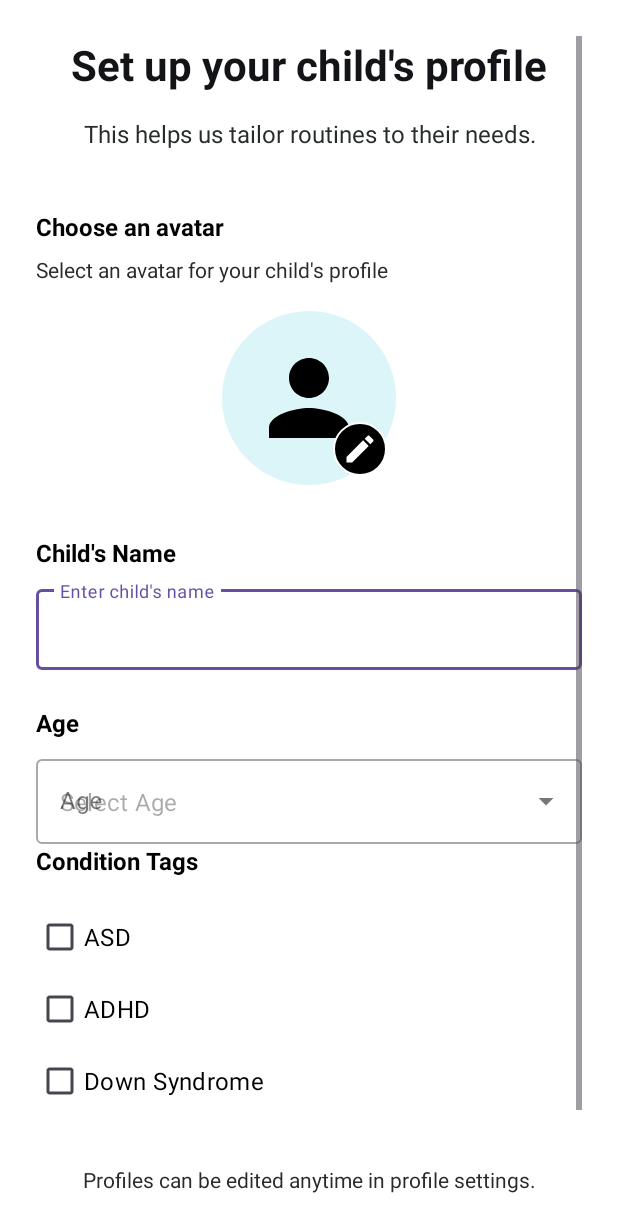
After one commit to inigodraf/Hygiene-Buddy, an Android app: the fragment ChildProfileSetupFragment shown on its own in the app's theme, on a phone screen of 412 x 824 dp. The commit adds this screen. Shown: the top 1232 px of the screen. Run offline under Robolectric (Android 15) with nearby library versions, the phone set to English and light mode, and no system bars.

Commit message:
Implement setup profiles features

```diff
--- a/app/build.gradle.kts
+++ b/app/build.gradle.kts
@@ -40,4 +40,5 @@ dependencies {
     testImplementation(libs.junit)
     androidTestImplementation(libs.ext.junit)
     androidTestImplementation(libs.espresso.core)
+    implementation("com.google.android.material:material:1.9.0")
 }
--- /dev/null
+++ b/app/src/main/java/com/example/hygienebuddy/ChildProfileSetupFragment.java
@@ -0,0 +1,136 @@
+package com.example.hygienebuddy;
+
+import android.app.Activity;
+import android.content.Intent;
+import android.graphics.Bitmap;
+import android.net.Uri;
+import android.os.Bundle;
+import android.provider.MediaStore;
+import android.view.LayoutInflater;
+import android.view.View;
+import android.view.ViewGroup;
+import android.widget.ArrayAdapter;
+import android.widget.AutoCompleteTextView;
+import android.widget.Button;
+import android.widget.EditText;
+import android.widget.ImageButton;
+import android.widget.ImageView;
+import android.widget.Toast;
+
+import androidx.annotation.NonNull;
+import androidx.annotation.Nullable;
+import androidx.fragment.app.Fragment;
+
+import com.google.android.material.checkbox.MaterialCheckBox;
+
+import java.io.IOException;
+
+public class ChildProfileSetupFragment extends Fragment {
+
+    private static final int PICK_IMAGE_REQUEST = 1001;
+
+    private ImageView ivChildAvatar;
+    private ImageButton btnEditAvatar;
+    private EditText etChildName;
+    private AutoCompleteTextView actvAge;
+    private MaterialCheckBox cbASD, cbADHD, cbDownSyndrome;
+    private Button btnSaveContinue;
+
+    private Uri selectedImageUri = null;
+
+    @Nullable
+    @Override
+    public View onCreateView(@NonNull LayoutInflater inflater,
+                             @Nullable ViewGroup container,
+                             @Nullable Bundle savedInstanceState) {
+        return inflater.inflate(R.layout.fragment_child_setup, container, false);
+    }
+
+    @Override
+    public void onViewCreated(@NonNull View view,
+                              @Nullable Bundle savedInstanceState) {
+        super.onViewCreated(view, savedInstanceState);
+
+        // Bind views
+        ivChildAvatar = view.findViewById(R.id.ivChildAvatar);
+        btnEditAvatar = view.findViewById(R.id.btnEditAvatar);
+        etChildName = view.findViewById(R.id.etChildName);
+        actvAge = view.findViewById(R.id.actvAge);
+        cbASD = view.findViewById(R.id.cbASD);
+        cbADHD = view.findViewById(R.id.cbADHD);
+        cbDownSyndrome = view.findViewById(R.id.cbDownSyndrome);
+        btnSaveContinue = view.findViewById(R.id.btnSaveContinue);
+
+        // Set default avatar
+        ivChildAvatar.setImageResource(R.drawable.default_avatar);
+
+        // Avatar edit click → open gallery
+        btnEditAvatar.setOnClickListener(v -> openImageChooser());
+
+        // Populate age dropdown (4–7 years old)
+        String[] ages = {"4", "5", "6", "7"};
+        ArrayAdapter<String> ageAdapter = new ArrayAdapter<>(
+                requireContext(),
+                android.R.layout.simple_dropdown_item_1line,
+                ages
+        );
+        actvAge.setAdapter(ageAdapter);
+
+        // Save & Continue button click
+        btnSaveContinue.setOnClickListener(v -> saveChildProfile());
+    }
+
+    private void openImageChooser() {
+        Intent intent = new Intent(Intent.ACTION_PICK, MediaStore.Images.Media.EXTERNAL_CONTENT_URI);
+        startActivityForResult(intent, PICK_IMAGE_REQUEST);
+    }
+
+    @Override
+    public void onActivityResult(int requestCode, int resultCode, @Nullable Intent data) {
+        super.onActivityResult(requestCode, resultCode, data);
+
+        if (requestCode == PICK_IMAGE_REQUEST && resultCode == Activity.RESULT_OK && data != null) {
+            selectedImageUri = data.getData();
+            try {
+                Bitmap bitmap = MediaStore.Images.Media.getBitmap(requireActivity().getContentResolver(), selectedImageUri);
+                ivChildAvatar.setImageBitmap(bitmap);
+            } catch (IOException e) {
+                e.printStackTrace();
+                Toast.makeText(requireContext(), "Failed to load image", Toast.LENGTH_SHORT).show();
+            }
+        }
+    }
+
+    private void saveChildProfile() {
+        String childName = etChildName.getText().toString().trim();
+        String childAge = actvAge.getText().toString().trim();
+
+        boolean hasASD = cbASD.isChecked();
+        boolean hasADHD = cbADHD.isChecked();
+        boolean hasDownSyndrome = cbDownSyndrome.isChecked();
+
+        if (childName.isEmpty()) {
+            Toast.makeText(requireContext(), "Please enter your child's name", Toast.LENGTH_SHORT).show();
+            return;
+        }
+
+        if (childAge.isEmpty()) {
+            Toast.makeText(requireContext(), "Please select your child's age", Toast.LENGTH_SHORT).show();
+            return;
+        }
+
+        // Here you can save to database or shared preferences
+        StringBuilder summary = new StringBuilder();
+        summary.append("Child's Name: ").append(childName).append("\n");
+        summary.append("Age: ").append(childAge).append("\n");
+        summary.append("Conditions: ");
+        if (hasASD) summary.append("ASD ");
+        if (hasADHD) summary.append("ADHD ");
+        if (hasDownSyndrome) summary.append("Down Syndrome ");
+        if (!hasASD && !hasADHD && !hasDownSyndrome) summary.append("None");
+
+        Toast.makeText(requireContext(), summary.toString(), Toast.LENGTH_LONG).show();
+
+        // TODO: Navigate to next fragment (e.g., Dashboard or Routine setup)
+    }
+}
--- /dev/null
+++ b/app/src/main/res/drawable/avatar_bg.xml
@@ -0,0 +1,10 @@
+<?xml version="1.0" encoding="utf-8"?>
+<shape xmlns:android="http://schemas.android.com/apk/res/android"
+    android:shape="oval">
+
+    <solid android:color="#DCF5F8" />
+    <stroke
+        android:width="2dp"
+        android:color="@color/white" />
+
+</shape>
--- /dev/null
+++ b/app/src/main/res/drawable/default_avatar.xml
@@ -0,0 +1,9 @@
+<vector xmlns:android="http://schemas.android.com/apk/res/android"
+    android:width="24dp"
+    android:height="24dp"
+    android:viewportWidth="24"
+    android:viewportHeight="24">
+    <path
+        android:fillColor="@color/feature_text"
+        android:pathData="M12,12c2.21,0 4,-1.79 4,-4s-1.79,-4 -4,-4 -4,1.79 -4,4 1.79,4 4,4zM12,14c-2.67,0 -8,1.34 -8,4v2h16v-2c0,-2.66 -5.33,-4 -8,-4z"/>
+</vector>
--- /dev/null
+++ b/app/src/main/res/drawable/editbtn_bg.xml
@@ -0,0 +1,10 @@
+<?xml version="1.0" encoding="utf-8"?>
+<shape xmlns:android="http://schemas.android.com/apk/res/android"
+    android:shape="oval">
+
+    <solid android:color="@color/feature_text" />
+    <stroke
+        android:width="1dp"
+        android:color="@color/white" />
+
+</shape>
--- /dev/null
+++ b/app/src/main/res/drawable/ic_edit.xml
@@ -0,0 +1,9 @@
+<vector xmlns:android="http://schemas.android.com/apk/res/android"
+    android:width="24dp"
+    android:height="24dp"
+    android:viewportWidth="24"
+    android:viewportHeight="24">
+    <path
+        android:fillColor="@color/white"
+        android:pathData="M3,17.25V21h3.75L17.81,9.94l-3.75,-3.75L3,17.25zM20.71,7.04c0.39,-0.39 0.39,-1.02 0,-1.41l-2.34,-2.34c-0.39,-0.39 -1.02,-0.39 -1.41,0l-1.83,1.83 3.75,3.75 1.83,-1.83z"/>
+</vector>
--- /dev/null
+++ b/app/src/main/res/layout/fragment_child_setup.xml
@@ -0,0 +1,218 @@
+<?xml version="1.0" encoding="utf-8"?>
+<ScrollView xmlns:android="http://schemas.android.com/apk/res/android"
+    android:layout_width="match_parent"
+    android:layout_height="match_parent"
+    android:fillViewport="true"
+    android:background="@color/white"
+    android:padding="24dp">
+
+    <LinearLayout
+        android:layout_width="match_parent"
+        android:layout_height="wrap_content"
+        android:orientation="vertical">
+
+        <!-- Header Section -->
+        <TextView
+            android:layout_width="match_parent"
+            android:layout_height="wrap_content"
+            android:text="Set up your child's profile"
+            android:textSize="28sp"
+            android:textStyle="bold"
+            android:textColor="@color/text_header"
+            android:gravity="center"
+            android:layout_marginBottom="16dp" />
+
+        <!-- Instruction Text -->
+        <TextView
+            android:layout_width="match_parent"
+            android:layout_height="wrap_content"
+            android:text="This helps us tailor routines to their needs."
+            android:textSize="16sp"
+            android:textColor="@color/subtitle_text"
+            android:gravity="center"
+            android:lineSpacingExtra="4sp"
+            android:layout_marginBottom="40dp" />
+
+        <!-- Avatar Selection Section -->
+        <TextView
+            android:layout_width="match_parent"
+            android:layout_height="wrap_content"
+            android:text="Choose an avatar"
+            android:textSize="16sp"
+            android:textStyle="bold"
+            android:textColor="@color/feature_text"
+            android:layout_marginBottom="8dp" />
+
+        <TextView
+            android:layout_width="match_parent"
+            android:layout_height="wrap_content"
+            android:text="Select an avatar for your child's profile"
+            android:textSize="14sp"
+            android:textColor="@color/subtitle_text"
+            android:layout_marginBottom="16dp" />
+
+        <!-- Avatar Image with Edit Icon -->
+        <RelativeLayout
+            android:layout_width="wrap_content"
+            android:layout_height="wrap_content"
+            android:layout_gravity="center"
+            android:layout_marginBottom="32dp">
+
+            <!-- Avatar Circle -->
+            <LinearLayout
+                android:id="@+id/avatarContainer"
+                android:layout_width="120dp"
+                android:layout_height="120dp"
+                android:background="@drawable/avatar_bg"
+                android:gravity="center">
+
+                <ImageView
+                    android:id="@+id/ivChildAvatar"
+                    android:layout_width="80dp"
+                    android:layout_height="80dp"
+                    android:src="@drawable/default_avatar"
+                    android:scaleType="fitCenter" />
+
+            </LinearLayout>
+
+            <!-- Edit Icon Overlay -->
+            <ImageButton
+                android:id="@+id/btnEditAvatar"
+                android:layout_width="36dp"
+                android:layout_height="36dp"
+                android:src="@drawable/ic_edit"
+                android:background="@drawable/editbtn_bg"
+                android:scaleType="centerInside"
+                android:layout_alignBottom="@id/avatarContainer"
+                android:layout_alignEnd="@id/avatarContainer"
+                android:layout_marginEnd="8dp"
+                android:layout_marginBottom="8dp" />
+
+        </RelativeLayout>
+
+        <!-- Child's Name Input -->
+        <TextView
+            android:layout_width="match_parent"
+            android:layout_height="wrap_content"
+            android:text="Child's Name"
+            android:textSize="16sp"
+            android:textStyle="bold"
+            android:textColor="@color/feature_text"
+            android:layout_marginBottom="8dp" />
+
+        <com.google.android.material.textfield.TextInputLayout
+            android:layout_width="match_parent"
+            android:layout_height="wrap_content"
+            android:layout_marginBottom="24dp"
+            style="@style/Widget.Material3.TextInputLayout.OutlinedBox">
+
+            <com.google.android.material.textfield.TextInputEditText
+                android:id="@+id/etChildName"
+                android:layout_width="match_parent"
+                android:layout_height="wrap_content"
+                android:hint="Enter child's name"
+                android:textSize="16sp"
+                android:padding="16dp" />
+
+        </com.google.android.material.textfield.TextInputLayout>
+
+        <!-- Age Selection -->
+        <TextView
+            android:layout_width="match_parent"
+            android:layout_height="wrap_content"
+            android:text="Age"
+            android:textSize="16sp"
+            android:textStyle="bold"
+            android:textColor="@color/feature_text"
+            android:layout_marginBottom="8dp" />
+
+        <com.google.android.material.textfield.TextInputLayout
+            android:id="@+id/ageDropdownLayout"
+            android:layout_width="match_parent"
+            android:layout_height="wrap_content"
+            android:hint="Age"
+            style="@style/Widget.MaterialComponents.TextInputLayout.OutlinedBox.ExposedDropdownMenu">
+
+            <AutoCompleteTextView
+                android:id="@+id/actvAge"
+                android:layout_width="match_parent"
+                android:layout_height="wrap_content"
+                android:inputType="none"
+                android:focusable="false"
+                android:hint="Select Age" />
+        </com.google.android.material.textfield.TextInputLayout>
+
+        <!-- Condition Tags Section -->
+        <TextView
+            android:layout_width="match_parent"
+            android:layout_height="wrap_content"
+            android:text="Condition Tags"
+            android:textSize="16sp"
+            android:textStyle="bold"
+            android:textColor="@color/feature_text"
+            android:layout_marginBottom="16dp" />
+
+        <LinearLayout
+            android:layout_width="match_parent"
+            android:layout_height="wrap_content"
+            android:orientation="vertical"
+            android:layout_marginBottom="32dp">
+
+            <!-- ASD Checkbox -->
+            <com.google.android.material.checkbox.MaterialCheckBox
+                android:id="@+id/cbASD"
+                android:layout_width="match_parent"
+                android:layout_height="wrap_content"
+                android:text="ASD"
+                android:textSize="16sp"
+                android:textColor="@color/feature_text"
+                android:paddingVertical="12dp" />
+
+            <!-- ADHD Checkbox -->
+            <com.google.android.material.checkbox.MaterialCheckBox
+                android:id="@+id/cbADHD"
+                android:layout_width="match_parent"
+                android:layout_height="wrap_content"
+                android:text="ADHD"
+                android:textSize="16sp"
+                android:textColor="@color/feature_text"
+                android:paddingVertical="12dp" />
+
+            <!-- Down Syndrome Checkbox -->
+            <com.google.android.material.checkbox.MaterialCheckBox
+                android:id="@+id/cbDownSyndrome"
+                android:layout_width="match_parent"
+                android:layout_height="wrap_content"
+                android:text="Down Syndrome"
+                android:textSize="16sp"
+                android:textColor="@color/feature_text"
+                android:paddingVertical="12dp" />
+
+        </LinearLayout>
+
+        <!-- Edit Note -->
+        <TextView
+            android:layout_width="match_parent"
+            android:layout_height="wrap_content"
+            android:text="Profiles can be edited anytime in profile settings."
+            android:textSize="14sp"
+            android:textColor="@color/subtitle_text"
+            android:gravity="center"
+            android:lineSpacingExtra="2sp"
+            android:layout_marginBottom="32dp" />
+
+        <!-- Save & Continue Button -->
+        <Button
+            android:id="@+id/btnSaveContinue"
+            android:layout_width="match_parent"
+            android:layout_height="wrap_content"
+            android:text="Save &amp; Continue"
+            android:textSize="18sp"
+            android:backgroundTint="#A2D1BF"
+            android:textColor="#121717"
+            android:paddingTop="16dp"
+            android:paddingBottom="16dp" />
+
+    </LinearLayout>
+
+</ScrollView>
```
Also changed, not shown: app/src/main/java/com/example/hygienebuddy/FacilitatorSetupFragment.java (added, +90 -0 lines), app/src/main/java/com/example/hygienebuddy/Onboarding3Fragment.java (+15 -7 lines), app/src/main/res/layout/activity_onboarding.xml (+7 -0 lines), app/src/main/res/layout/fragment_facilitator_setup.xml (added, +132 -0 lines), app/src/main/res/values/strings.xml (+39 -0 lines), app/src/main/res/drawable/ic_arrow_back.png (added).
